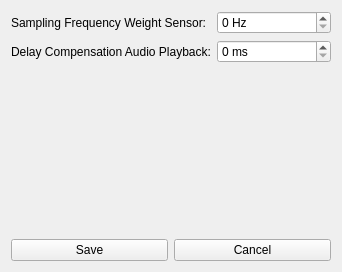
The window that ui/PreferencesGui.ui (OddgitHub/Critical-Force) describes before a commit, drawn with Qt 5.
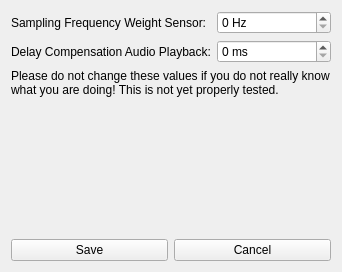
The same window after the commit.

Commit message: Changed handling of settings/preferences files. Audio files and icon are now bundled with pyinstaller.

Patch:
```diff
--- a/ui/PreferencesGui.ui
+++ b/ui/PreferencesGui.ui
@@ -52,6 +52,14 @@
      </item>
     </layout>
    </item>
+   <item>
+    <widget class="QLabel" name="warningLabel">
+     <property name="text">
+      <string>Please do not change these values if you do not really know
+what you are doing! This is not yet properly tested.</string>
+     </property>
+    </widget>
+   </item>
    <item>
     <spacer name="verticalSpacer">
      <property name="orientation">
```
The commit also changes 11 other files.
